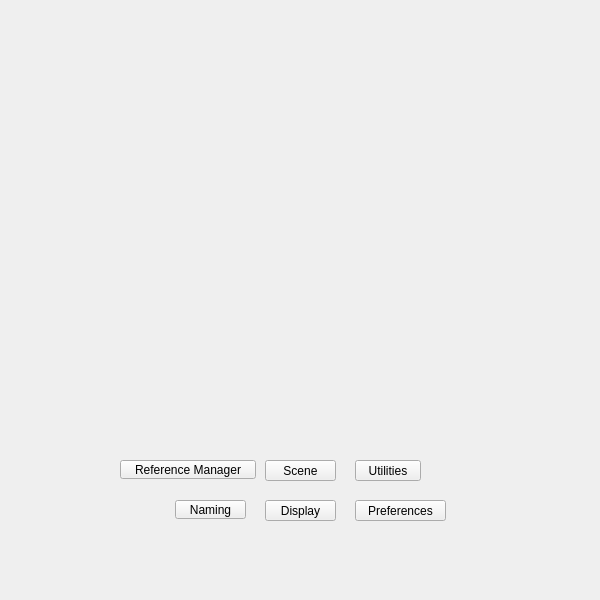
Old version of the form tentacle/ui/scene#submenu.ui in the repository m3trik/tentacle.
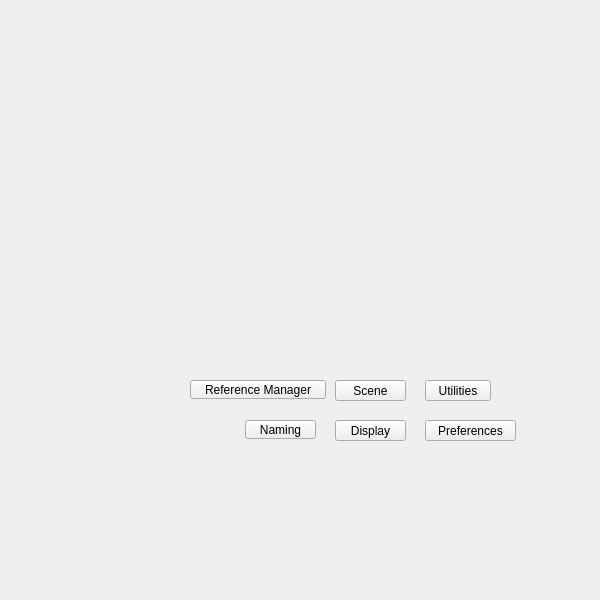
New version of the form. Custom widgets are drawn as their Qt base class.

Commit message: Release: enable_when dependency rules; scene-exporter settings rows + Max Texture Size clamp; Convert To categories; hierarchy-sync closure

Patch:
```diff
--- a/tentacle/ui/scene#submenu.ui
+++ b/tentacle/ui/scene#submenu.ui
@@ -53,8 +53,8 @@
    <widget class="ExpandableList" name="list001" native="true">
     <property name="geometry">
      <rect>
-      <x>30</x>
-      <y>470</y>
+      <x>100</x>
+      <y>390</y>
       <width>76</width>
       <height>21</height>
      </rect>
@@ -72,8 +72,8 @@
    <widget class="ExpandableList" name="list000" native="true">
     <property name="geometry">
      <rect>
-      <x>145</x>
-      <y>420</y>
+      <x>215</x>
+      <y>340</y>
       <width>120</width>
       <height>21</height>
      </rect>
@@ -94,8 +94,8 @@
     </property>
     <property name="geometry">
      <rect>
-      <x>120</x>
-      <y>460</y>
+      <x>190</x>
+      <y>380</y>
       <width>136</width>
       <height>19</height>
      </rect>
@@ -128,8 +128,8 @@
    <widget class="ExpandableList" name="list002" native="true">
     <property name="geometry">
      <rect>
-      <x>30</x>
-      <y>450</y>
+      <x>100</x>
+      <y>370</y>
       <width>76</width>
       <height>21</height>
      </rect>
@@ -147,8 +147,8 @@
    <widget class="MenuButton" name="i032">
     <property name="geometry">
      <rect>
-      <x>265</x>
-      <y>500</y>
+      <x>335</x>
+      <y>420</y>
       <width>71</width>
       <height>21</height>
      </rect>
@@ -175,8 +175,8 @@
    <widget class="MenuButton" name="i022">
     <property name="geometry">
      <rect>
-      <x>355</x>
-      <y>500</y>
+      <x>425</x>
+      <y>420</y>
       <width>91</width>
       <height>21</height>
      </rect>
@@ -203,8 +203,8 @@
    <widget class="MenuButton" name="i020">
     <property name="geometry">
      <rect>
-      <x>355</x>
-      <y>460</y>
+      <x>425</x>
+      <y>380</y>
       <width>66</width>
       <height>21</height>
      </rect>
@@ -234,8 +234,8 @@
    <widget class="MenuButton" name="i003">
     <property name="geometry">
      <rect>
-      <x>265</x>
-      <y>460</y>
+      <x>335</x>
+      <y>380</y>
       <width>71</width>
       <height>21</height>
      </rect>
@@ -262,8 +262,8 @@
    <widget class="QPushButton" name="b005">
     <property name="geometry">
      <rect>
-      <x>175</x>
-      <y>500</y>
+      <x>245</x>
+      <y>420</y>
       <width>71</width>
       <height>19</height>
      </rect>
@@ -290,8 +290,8 @@
    <widget class="ExpandableList" name="list003" native="true">
     <property name="geometry">
      <rect>
-      <x>115</x>
-      <y>500</y>
+      <x>185</x>
+      <y>420</y>
       <width>56</width>
       <height>21</height>
      </rect>
```
The commit also changes 15 other files.
